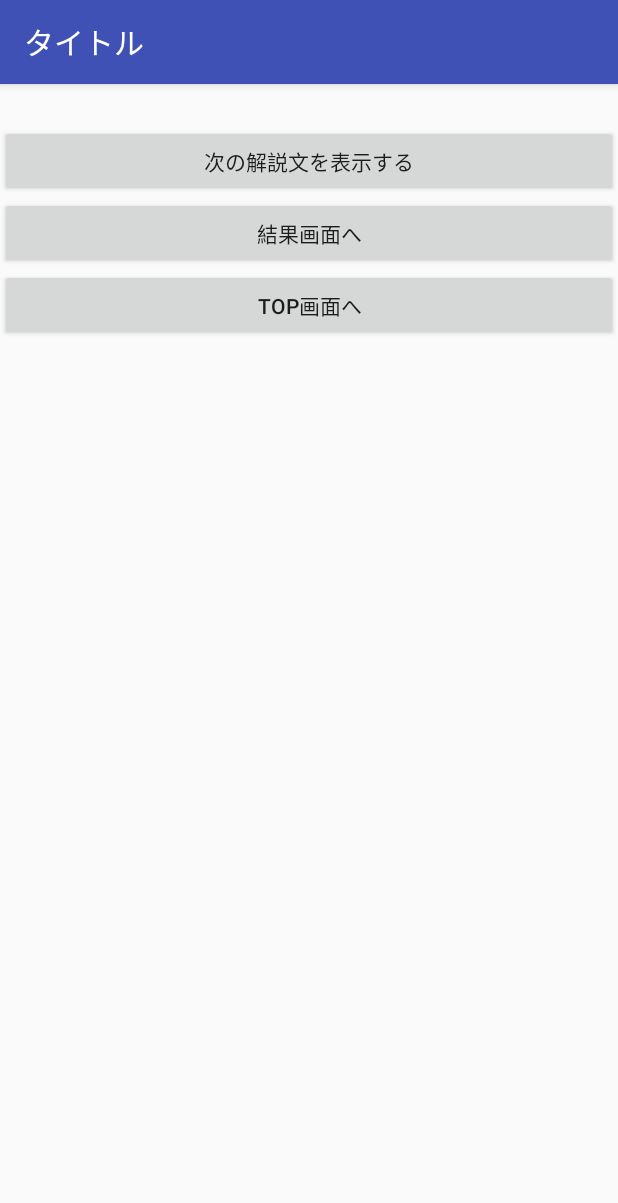
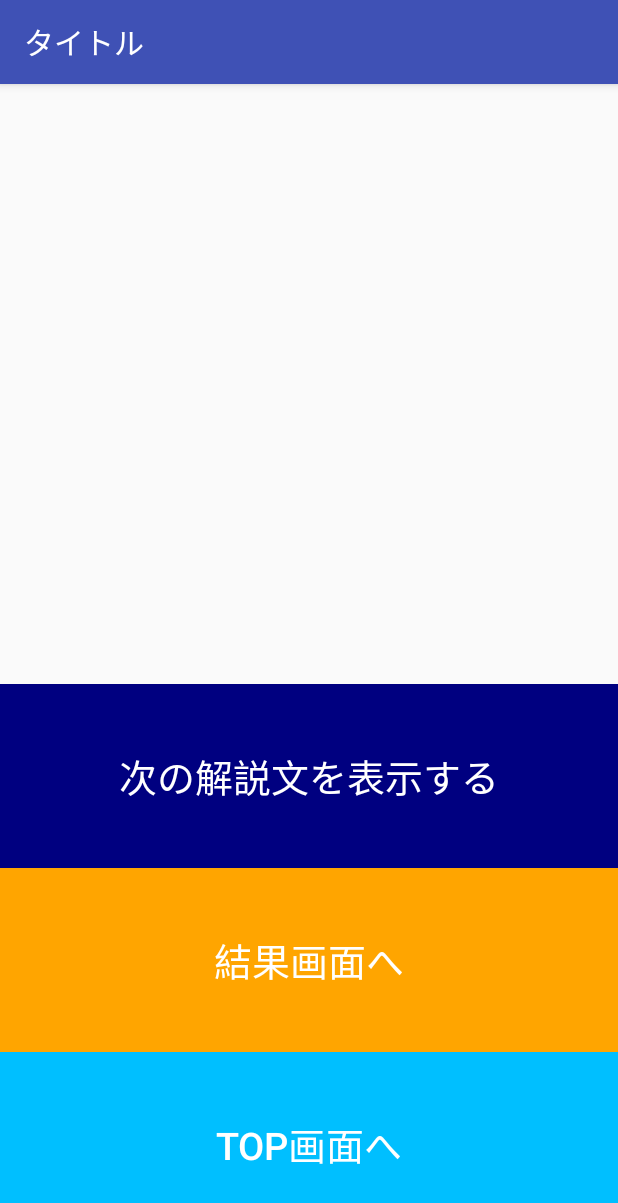
Before and after one commit to yuuki-shinpo/QuizAppli, an Android app: the CorrectSampleActivity screen opened directly, with no data from a screen before it, on a phone screen of 412 x 824 dp. Shown: the top 1203 px of the screen. Run offline under Robolectric (Android 15) with nearby library versions, the phone set to English and light mode, and no system bars; 3 statements that could not run were skipped.

Commit message:
新保： QuestionActivity→出題される問題が重複される問題を解決 CorrectSampleActivity→文字サイズ調整

```diff
--- a/app/src/main/java/com/example/sample/quizappli/CorrectSampleActivity.java
+++ b/app/src/main/java/com/example/sample/quizappli/CorrectSampleActivity.java
@@ -104,6 +104,8 @@ public class CorrectSampleActivity extends AppCompatActivity {
         Button kaisetu_btn = findViewById(R.id.button_nextkaisetu);
         if (idnumber >= Shutudaisuu) {
             kaisetu_btn.setEnabled(false);
+            kaisetu_btn.setTextColor(0xffffffff);//テキストの色
+            kaisetu_btn.setBackgroundColor(0xffB7B7B7);//ボタンの色
         }
         idnumber++;
     }
--- a/app/src/main/res/layout/activity_correct_sample.xml
+++ b/app/src/main/res/layout/activity_correct_sample.xml
@@ -8,23 +8,36 @@
     <TextView
         android:id="@+id/text1"
         android:layout_width="match_parent"
-        android:layout_height="wrap_content"
+        android:layout_height="400dp"
         android:text=""
-        android:textSize="20sp"/>
+        android:textSize="23sp"/>
+
+    <LinearLayout
+        android:orientation="vertical"
+        android:layout_width="match_parent"
+        android:layout_height="match_parent"
+        android:gravity="left|center_vertical"
+        >
 
     <Button
         android:id="@+id/button_nextkaisetu"
         android:layout_width="match_parent"
         android:layout_height="wrap_content"
+        android:textSize="25sp"
+        android:layout_weight="1"
+        android:background="#000080"
+        android:textColor="#FFFFFF"
         android:text="次の解説文を表示する"
         android:onClick="onClick"/>
-
-
 
     <Button
         android:id="@+id/button_result"
         android:layout_width="match_parent"
         android:layout_height="wrap_content"
+        android:textSize="25sp"
+        android:layout_weight="1"
+        android:background="#ffa500"
+        android:textColor="#FFFFFF"
         android:text="@string/result_view"
         android:onClick="onClick"/>
 
@@ -32,8 +45,14 @@
         android:id="@+id/button_top"
         android:layout_width="match_parent"
         android:layout_height="wrap_content"
+        android:textSize="25sp"
+        android:layout_weight="1"
+        android:background="#00bfff"
+        android:textColor="#FFFFFF"
         android:text="@string/top_view"
         android:onClick="onClick"/>
 
+    </LinearLayout>
+
 
 </LinearLayout>
--- a/build.gradle
+++ b/build.gradle
@@ -7,7 +7,7 @@ buildscript {
         jcenter()
     }
     dependencies {
-        classpath 'com.android.tools.build:gradle:3.2.0'
+        classpath 'com.android.tools.build:gradle:3.2.1'
 
 
         // NOTE: Do not place your application dependencies here; they belong
```
Also changed, not shown: app/src/main/java/com/example/sample/quizappli/QuestionActivity.java (+8 -2 lines).
